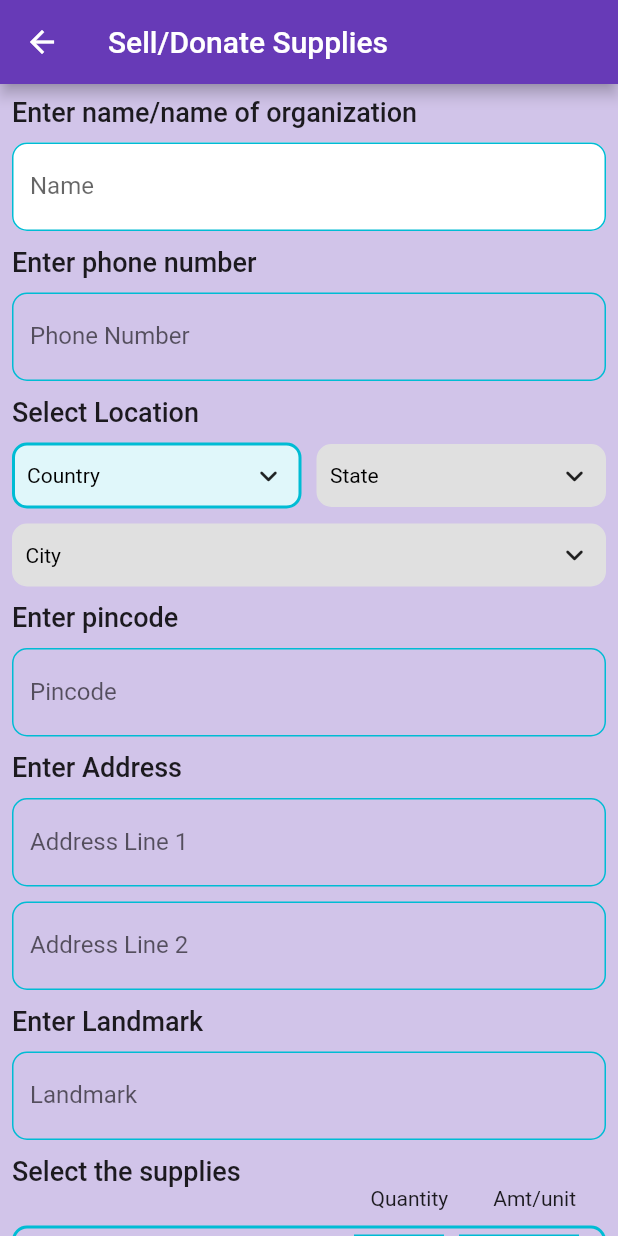
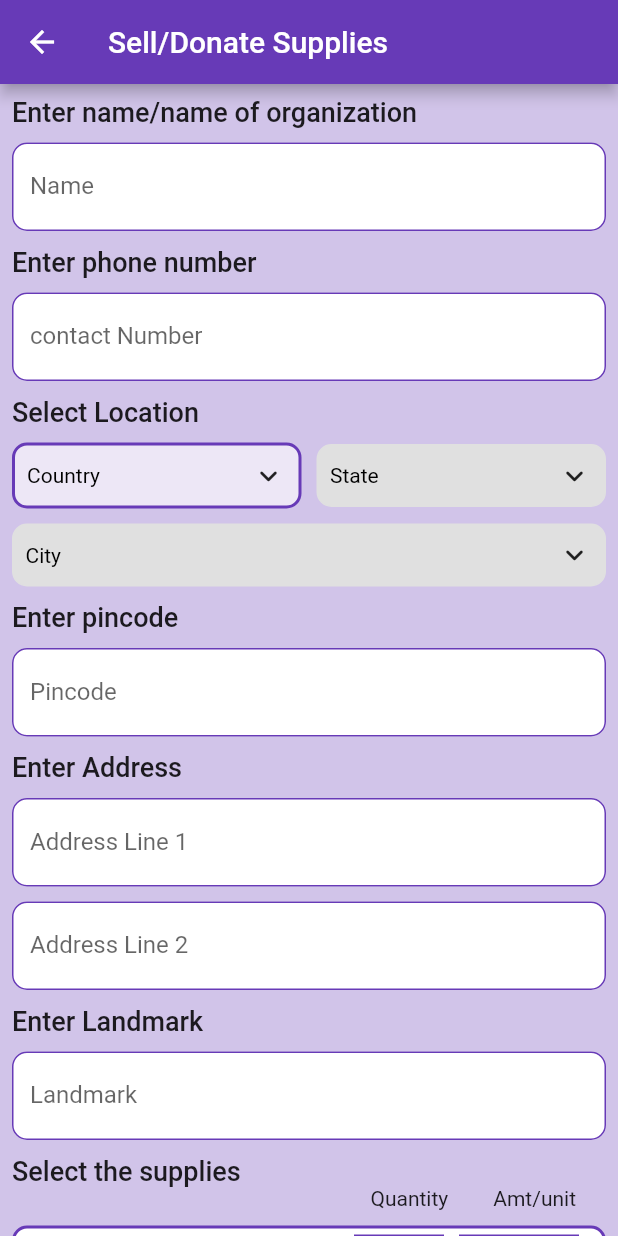
Before and after one commit to KavyaKandhway/Covicare-, a Flutter app: the SupplyForm screen opened directly, on a phone screen of 412 x 824 dp. Run offline on Flutter 3.47's test engine with Material 2 defaults, Android fonts, the phone set to English and light mode, and no system bars; drawn by our look-alikes of csc_picker; our stand-ins replace cloud_firestore, firebase_auth, firebase_core, google_sign_in; accounts and stored records are empty.

Commit message:
supply form edit

```diff
--- a/lib/screens/supplyForm.dart
+++ b/lib/screens/supplyForm.dart
@@ -82,7 +82,7 @@ class _SupplyFormState extends State<SupplyForm> {
                       ),
                       enabledBorder: OutlineInputBorder(
                         borderRadius: BorderRadius.all(Radius.circular(10)),
-                        borderSide: BorderSide(color: Colors.cyan, width: 1.0),
+                        borderSide: BorderSide(color: Colors.deepPurple, width: 1.0),
                       ),
                     ),
                   ),
@@ -104,20 +104,26 @@ class _SupplyFormState extends State<SupplyForm> {
                 SizedBox(
                   height: 10.0,
                 ),
-                TextField(
+                Container(
+                  decoration: BoxDecoration(
+                    color: Colors.white,
+                    borderRadius: BorderRadius.circular(10),
+                  ),
+                  child: TextField(
                     controller: phone,
                     keyboardType: TextInputType.number,
                     maxLength: 10,
                     decoration: InputDecoration(
-                    labelText: "Phone Number",
+                      labelText: "contact Number",
                       counterText: "",
                       focusedBorder: OutlineInputBorder(
                         borderRadius: BorderRadius.all(Radius.circular(10)),
-                      borderSide: BorderSide(color: Colors.cyan, width: 3.0),
+                        borderSide: BorderSide(color: Colors.deepPurple, width: 3.0),
                       ),
                       enabledBorder: OutlineInputBorder(
                         borderRadius: BorderRadius.all(Radius.circular(10)),
-                      borderSide: BorderSide(color: Colors.cyan, width: 1.0),
+                        borderSide: BorderSide(color: Colors.deepPurple, width: 1.0),
+                      ),
                     ),
                   ),
                 ),
@@ -144,8 +150,8 @@ class _SupplyFormState extends State<SupplyForm> {
                   flagState: CountryFlag.SHOW_IN_DROP_DOWN_ONLY,
                   dropdownDecoration: BoxDecoration(
                       borderRadius: BorderRadius.all(Radius.circular(10)),
-                      color: Colors.cyan[50],
-                      border: Border.all(color: Colors.cyan, width: 2)),
+                      color: Colors.deepPurple[50],
+                      border: Border.all(color: Colors.deepPurple, width: 2)),
                   disabledDropdownDecoration: BoxDecoration(
                       borderRadius: BorderRadius.all(Radius.circular(10)),
                       color: Colors.grey.shade300,
@@ -197,7 +203,12 @@ class _SupplyFormState extends State<SupplyForm> {
                 SizedBox(
                   height: 10.0,
                 ),
-                TextField(
+                Container(
+                  decoration: BoxDecoration(
+                    color: Colors.white,
+                    borderRadius: BorderRadius.circular(10),
+                  ),
+                  child: TextField(
                     keyboardType: TextInputType.number,
                     maxLength: 6,
                     controller: pincode,
@@ -206,11 +217,12 @@ class _SupplyFormState extends State<SupplyForm> {
                       counterText: "",
                       focusedBorder: OutlineInputBorder(
                         borderRadius: BorderRadius.all(Radius.circular(10)),
-                      borderSide: BorderSide(color: Colors.cyan, width: 3.0),
+                        borderSide: BorderSide(color: Colors.deepPurple, width: 3.0),
                       ),
                       enabledBorder: OutlineInputBorder(
                         borderRadius: BorderRadius.all(Radius.circular(10)),
-                      borderSide: BorderSide(color: Colors.cyan, width: 1.0),
+                        borderSide: BorderSide(color: Colors.deepPurple, width: 1.0),
+                      ),
                     ),
                   ),
                 ),
@@ -231,7 +243,12 @@ class _SupplyFormState extends State<SupplyForm> {
                 SizedBox(
                   height: 10.0,
                 ),
-                TextField(
+                Container(
+                  decoration: BoxDecoration(
+                    color: Colors.white,
+                    borderRadius: BorderRadius.circular(10),
+                  ),
+                  child: TextField(
                     controller: address1,
                     maxLength: 40,
                     decoration: InputDecoration(
@@ -239,18 +256,24 @@ class _SupplyFormState extends State<SupplyForm> {
                       counterText: "",
                       focusedBorder: OutlineInputBorder(
                         borderRadius: BorderRadius.all(Radius.circular(10)),
-                      borderSide: BorderSide(color: Colors.cyan, width: 3.0),
+                        borderSide: BorderSide(color: Colors.deepPurple, width: 3.0),
                       ),
                       enabledBorder: OutlineInputBorder(
                         borderRadius: BorderRadius.all(Radius.circular(10)),
-                      borderSide: BorderSide(color: Colors.cyan, width: 1.0),
+                        borderSide: BorderSide(color: Colors.deepPurple, width: 1.0),
+                      ),
                     ),
                   ),
                 ),
                 SizedBox(
                   height: 10.0,
                 ),
-                TextField(
+                Container(
+                  decoration: BoxDecoration(
+                    color: Colors.white,
+                    borderRadius: BorderRadius.circular(10),
+                  ),
+                  child:TextField(
                     controller: address2,
                     maxLength: 40,
                     decoration: InputDecoration(
@@ -258,11 +281,12 @@ class _SupplyFormState extends State<SupplyForm> {
                       counterText: "",
                       focusedBorder: OutlineInputBorder(
                         borderRadius: BorderRadius.all(Radius.circular(10)),
-                      borderSide: BorderSide(color: Colors.cyan, width: 3.0),
+                        borderSide: BorderSide(color: Colors.deepPurple, width: 3.0),
                       ),
                       enabledBorder: OutlineInputBorder(
                         borderRadius: BorderRadius.all(Radius.circular(10)),
-                      borderSide: BorderSide(color: Colors.cyan, width: 1.0),
+                        borderSide: BorderSide(color: Colors.deepPurple, width: 1.0),
+                      ),
                     ),
                   ),
                 ),
@@ -283,7 +307,12 @@ class _SupplyFormState extends State<SupplyForm> {
                 SizedBox(
                   height: 10.0,
                 ),
-                TextField(
+                Container(
+                  decoration: BoxDecoration(
+                    color: Colors.white,
+                    borderRadius: BorderRadius.circular(10),
+                  ),
+                  child:TextField(
                     controller: landmark,
                     maxLength: 40,
                     decoration: InputDecoration(
@@ -291,11 +320,12 @@ class _SupplyFormState extends State<SupplyForm> {
                       counterText: "",
                       focusedBorder: OutlineInputBorder(
                         borderRadius: BorderRadius.all(Radius.circular(10)),
-                      borderSide: BorderSide(color: Colors.cyan, width: 3.0),
+                        borderSide: BorderSide(color: Colors.deepPurple, width: 3.0),
                       ),
                       enabledBorder: OutlineInputBorder(
                         borderRadius: BorderRadius.all(Radius.circular(10)),
-                      borderSide: BorderSide(color: Colors.cyan, width: 1.0),
+                        borderSide: BorderSide(color: Colors.deepPurple, width: 1.0),
+                      ),
                     ),
                   ),
                 ),
@@ -342,9 +372,10 @@ class _SupplyFormState extends State<SupplyForm> {
                 ),
                 Container(
                   decoration: BoxDecoration(
+                    color: Colors.white,
                     borderRadius: BorderRadius.circular(10),
                     border: Border.all(
-                      color: Colors.cyan,
+                      color: Colors.deepPurple,
                       width: 2,
                     ),
                   ),
@@ -373,12 +404,12 @@ class _SupplyFormState extends State<SupplyForm> {
                                       focusedBorder: OutlineInputBorder(
                                         borderRadius: BorderRadius.zero,
                                         borderSide: BorderSide(
-                                            color: Colors.cyan, width: 3.0),
+                                            color: Colors.deepPurple, width: 3.0),
                                       ),
                                       enabledBorder: OutlineInputBorder(
                                         borderRadius: BorderRadius.zero,
                                         borderSide: BorderSide(
-                                            color: Colors.cyan, width: 1.0),
+                                            color: Colors.deepPurple, width: 1.0),
                                       ),
                                     ),
                                   ),
@@ -397,12 +428,12 @@ class _SupplyFormState extends State<SupplyForm> {
                                       focusedBorder: OutlineInputBorder(
                                         borderRadius: BorderRadius.zero,
                                         borderSide: BorderSide(
-                                            color: Colors.cyan, width: 3.0),
+                                            color: Colors.deepPurple, width: 3.0),
                                       ),
                                       enabledBorder: OutlineInputBorder(
                                         borderRadius: BorderRadius.zero,
                                         borderSide: BorderSide(
-                                            color: Colors.cyan, width: 1.0),
+                                            color: Colors.deepPurple, width: 1.0),
                                       ),
                                     ),
                                   ),
@@ -443,12 +474,12 @@ class _SupplyFormState extends State<SupplyForm> {
                                       focusedBorder: OutlineInputBorder(
                                         borderRadius: BorderRadius.zero,
                                         borderSide: BorderSide(
-                                            color: Colors.cyan, width: 3.0),
+                                            color: Colors.deepPurple, width: 3.0),
                                       ),
                                       enabledBorder: OutlineInputBorder(
                                         borderRadius: BorderRadius.zero,
                                         borderSide: BorderSide(
-                                            color: Colors.cyan, width: 1.0),
+                                            color: Colors.deepPurple, width: 1.0),
                                       ),
                                     ),
                                   ),
@@ -467,12 +498,12 @@ class _SupplyFormState extends State<SupplyForm> {
                                       focusedBorder: OutlineInputBorder(
                                         borderRadius: BorderRadius.zero,
                                         borderSide: BorderSide(
-                                            color: Colors.cyan, width: 3.0),
+                                            color: Colors.deepPurple, width: 3.0),
                                       ),
                                       enabledBorder: OutlineInputBorder(
                                         borderRadius: BorderRadius.zero,
                                         borderSide: BorderSide(
-                                            color: Colors.cyan, width: 1.0),
+                                            color: Colors.deepPurple, width: 1.0),
                                       ),
                                     ),
                                   ),
@@ -513,12 +544,12 @@ class _SupplyFormState extends State<SupplyForm> {
                                       focusedBorder: OutlineInputBorder(
                                         borderRadius: BorderRadius.zero,
                                         borderSide: BorderSide(
-                                            color: Colors.cyan, width: 3.0),
+                                            color: Colors.deepPurple, width: 3.0),
                                       ),
                                       enabledBorder: OutlineInputBorder(
                                         borderRadius: BorderRadius.zero,
                                         borderSide: BorderSide(
-                                            color: Colors.cyan, width: 1.0),
+                                            color: Colors.deepPurple, width: 1.0),
                                       ),
                                     ),
                                   ),
@@ -537,12 +568,12 @@ class _SupplyFormState extends State<SupplyForm> {
                                       focusedBorder: OutlineInputBorder(
                                         borderRadius: BorderRadius.zero,
                                         borderSide: BorderSide(
-                                            color: Colors.cyan, width: 3.0),
+                                            color: Colors.deepPurple, width: 3.0),
                                       ),
                                       enabledBorder: OutlineInputBorder(
                                         borderRadius: BorderRadius.zero,
                                         borderSide: BorderSide(
-                                            color: Colors.cyan, width: 1.0),
+                                            color: Colors.deepPurple, width: 1.0),
                                       ),
                                     ),
                                   ),
@@ -607,12 +638,12 @@ class _SupplyFormState extends State<SupplyForm> {
                                       focusedBorder: OutlineInputBorder(
                                         borderRadius: BorderRadius.zero,
                                         borderSide: BorderSide(
-                                            color: Colors.cyan, width: 3.0),
+                                            color: Colors.deepPurple, width: 3.0),
                                       ),
                                       enabledBorder: OutlineInputBorder(
                                         borderRadius: BorderRadius.zero,
                                         borderSide: BorderSide(
-                                            color: Colors.cyan, width: 1.0),
+                                            color: Colors.deepPurple, width: 1.0),
                                       ),
                                     ),
                                   ),
@@ -672,14 +703,18 @@ class _SupplyFormState extends State<SupplyForm> {
                         .updateSupplyData(supply);
                   },
                   child: Container(
-                    height: 40,
-                    width: MediaQuery.of(context).size.width - 30,
+                    height: 60,
+                    width: MediaQuery.of(context).size.width - 180,
                     decoration: BoxDecoration(
-                      color: Colors.cyan[100],
-                      border: Border.all(width: 2, color: Colors.black),
+                      color: Colors.deepPurple[500],
+                      border: Border.all(width: 2, color: Colors.deepPurple[500]),
                       borderRadius: BorderRadius.circular(5),
                     ),
-                    child: Center(child: Text("Submit")),
+                    child: Center(
+                        child: Text("Submit",
+                        style: TextStyle(color: Colors.white),
+                        )
+                    ),
                   ),
                 ),
               ],
```
Lines whose indentation alone changed are shown as unchanged.
